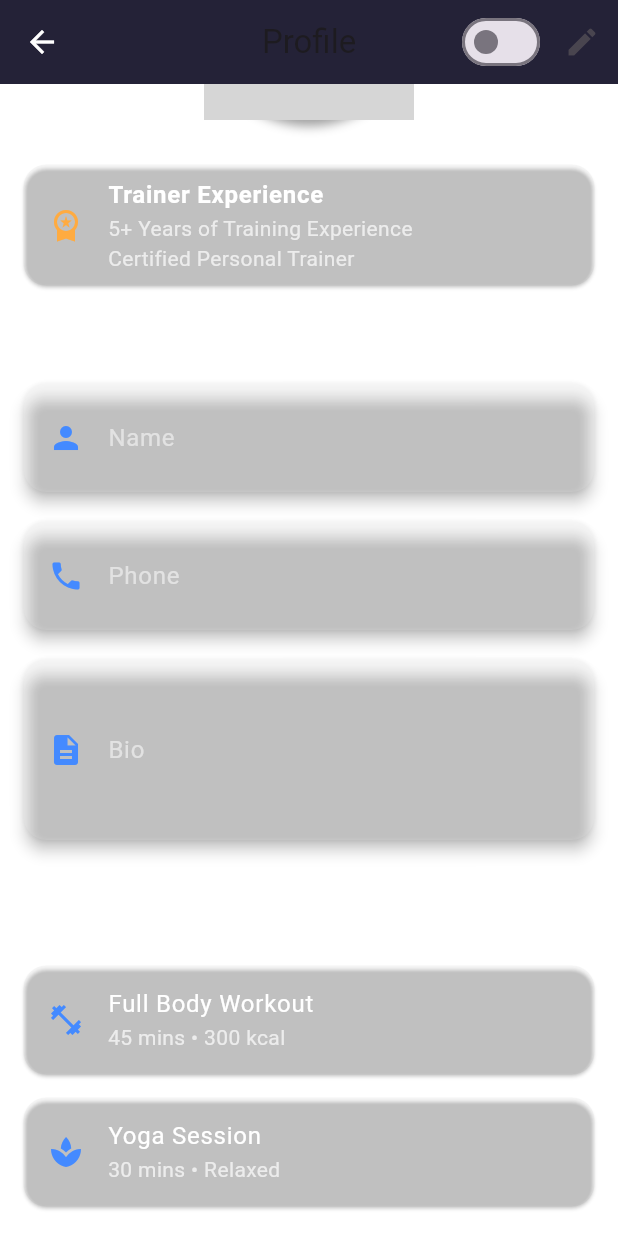
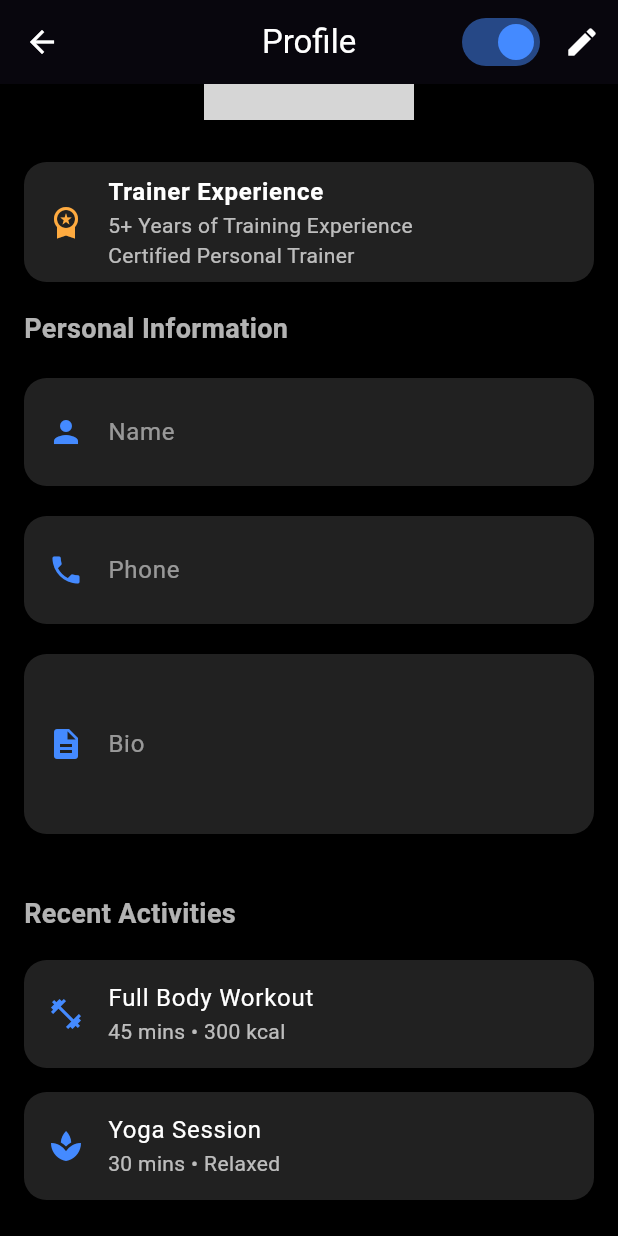
Before and after one commit to shifaaKh28/BodyAndMind, a Flutter app: the ProfileScreen screen opened by its route, scrolled down 152 dp, on a phone screen of 412 x 824 dp. Run offline on Flutter 3.47's test engine with Material 3 defaults, Android fonts, the phone set to English and light mode, and no system bars; our stand-ins replace cloud_firestore, firebase_auth, firebase_core, firebase_storage, fl_chart, image_picker; accounts and stored records are empty; network calls fail; grey boxes are pictures that could not be loaded.

Commit message:
Update profile_screen.dart

```diff
--- a/lib/screens/trainer/profile/profile_screen.dart
+++ b/lib/screens/trainer/profile/profile_screen.dart
@@ -21,6 +21,7 @@ class _ProfileScreenState extends State<ProfileScreen> {
   bool _isEditing = false; // Tracks whether editing is enabled
   String? _profileImageUrl;
   bool _isLoading = false;
+  bool _isDarkMode = true; // Default to dark mode
 
   @override
   void initState() {
@@ -56,7 +57,6 @@ class _ProfileScreenState extends State<ProfileScreen> {
       setState(() => _isLoading = false);
     }
   }
-
 
   Future<void> _loadProfileData() async {
     setState(() => _isLoading = true);
@@ -106,21 +106,21 @@ class _ProfileScreenState extends State<ProfileScreen> {
     }
   }
 
-  bool _isDarkMode = false; // For theme toggling
-  bool _isTrainerExperienceVisible = true; // For showcasing trainer experience
-
   @override
   Widget build(BuildContext context) {
     return Scaffold(
-      backgroundColor: _isDarkMode ? Colors.black : Color(0xFF1E1E2E),
+      backgroundColor: _isDarkMode ? Colors.black : Colors.white,
       appBar: AppBar(
-        title: Text('Profile'),
+        title: Text(
+          'Profile',
+          style: TextStyle(color: _isDarkMode ? Colors.white : Colors.black),
+        ),
         centerTitle: true,
         backgroundColor: Colors.transparent,
         elevation: 0,
-
         leading: IconButton(
-          icon: Icon(Icons.arrow_back, color: Colors.white),
+          icon: Icon(Icons.arrow_back,
+              color: _isDarkMode ? Colors.white : Colors.black),
           onPressed: () {
             Navigator.pop(context); // Return to Dashboard
           },
@@ -132,13 +132,15 @@ class _ProfileScreenState extends State<ProfileScreen> {
             onChanged: (value) {
               setState(() {
                 _isDarkMode = value;
-                // Optionally implement theme switching logic
               });
             },
             activeColor: Colors.blueAccent,
           ),
           IconButton(
-            icon: Icon(_isEditing ? Icons.done : Icons.edit),
+            icon: Icon(
+              _isEditing ? Icons.done : Icons.edit,
+              color: _isDarkMode ? Colors.white : Colors.black,
+            ),
             onPressed: () {
               setState(() {
                 _isEditing = !_isEditing;
@@ -148,56 +150,27 @@ class _ProfileScreenState extends State<ProfileScreen> {
         ],
       ),
       body: _isLoading
-          ? Center(child: CircularProgressIndicator(color: Colors.white))
-          : Stack(
-        children: [
-          Positioned.fill(
-            child: Container(
-              color: _isDarkMode ? Colors.black : Colors.white, // Black for dark mode, white for light mode
-            ),
-          ),
-
-          // Foreground Content
-          SafeArea(
+          ? Center(child: CircularProgressIndicator(color: Colors.blueAccent))
+          : SafeArea(
         child: SingleChildScrollView(
           child: Padding(
             padding: const EdgeInsets.all(16.0),
             child: Column(
               children: [
                 SizedBox(height: 20),
-
-                    // Profile Image with Shadow
                 _buildAnimatedProfileImage(),
-
                 SizedBox(height: 20),
-
-                    // Trainer Experience Section
-                    if (widget.isTrainer && _isTrainerExperienceVisible)
-                      _buildTrainerExperience(),
-
-                    // Personal Information
+                if (widget.isTrainer) _buildTrainerExperience(),
                 _buildSectionTitle('Personal Information'),
-                    _buildProfileField('Name', _nameController,
-                        Icons.person, _isEditing),
-                    _buildProfileField('Phone', _phoneController,
-                        Icons.phone, _isEditing,
+                _buildProfileField('Name', _nameController, Icons.person, _isEditing),
+                _buildProfileField('Phone', _phoneController, Icons.phone, _isEditing,
                     keyboardType: TextInputType.phone),
-                    _buildProfileField('Bio', _bioController,
-                        Icons.description, _isEditing,
+                _buildProfileField('Bio', _bioController, Icons.description, _isEditing,
                     maxLines: 3),
-
                 SizedBox(height: 20),
-
-                    // Recent Activities
                 _buildSectionTitle('Recent Activities'),
-                    _buildRecentActivity('Full Body Workout',
-                        '45 mins • 300 kcal', Icons.fitness_center),
-                    _buildRecentActivity('Yoga Session',
-                        '30 mins • Relaxed', Icons.spa),
-
-                    SizedBox(height: 20),
-
-                    // Save Button
+                _buildRecentActivity('Full Body Workout', '45 mins • 300 kcal', Icons.fitness_center),
+                _buildRecentActivity('Yoga Session', '30 mins • Relaxed', Icons.spa),
                 if (_isEditing)
                   ElevatedButton(
                     onPressed: () => _updateProfile(),
@@ -206,25 +179,19 @@ class _ProfileScreenState extends State<ProfileScreen> {
                       shape: RoundedRectangleBorder(
                         borderRadius: BorderRadius.circular(20),
                       ),
-                          padding: EdgeInsets.symmetric(
-                              horizontal: 40, vertical: 15),
+                      padding: EdgeInsets.symmetric(horizontal: 40, vertical: 15),
                     ),
                     child: Text('Save Changes',
-                            style: TextStyle(
-                                fontSize: 16,
-                                fontWeight: FontWeight.bold)),
+                        style: TextStyle(fontSize: 16, fontWeight: FontWeight.bold)),
                   ),
               ],
             ),
           ),
         ),
       ),
-        ],
-      ),
     );
   }
 
-// Animated Profile Image
   Widget _buildAnimatedProfileImage() {
     return AnimatedContainer(
       duration: Duration(milliseconds: 500),
@@ -232,25 +199,12 @@ class _ProfileScreenState extends State<ProfileScreen> {
       child: Stack(
         alignment: Alignment.center,
         children: [
-          Container(
-            decoration: BoxDecoration(
-              shape: BoxShape.circle,
-              boxShadow: [
-                BoxShadow(
-                  color: Colors.black38,
-                  blurRadius: 5,
-                  offset: Offset(0, 4),
-                ),
-              ],
-            ),
-            child: CircleAvatar(
+          CircleAvatar(
             radius: 70,
-              backgroundColor: Colors.white10,
+            backgroundColor: Colors.grey[900],
             backgroundImage: _profileImageUrl != null
                 ? NetworkImage(_profileImageUrl!)
-                  : AssetImage('assets/profile_placeholder.png')
-              as ImageProvider,
-            ),
+                : AssetImage('assets/profile_placeholder.png') as ImageProvider,
           ),
           if (_isEditing)
             Positioned(
@@ -270,109 +224,28 @@ class _ProfileScreenState extends State<ProfileScreen> {
     );
   }
 
-// Trainer Experience Section
   Widget _buildTrainerExperience() {
     return Card(
-      color: Colors.white10,
+      color: _isDarkMode ? Colors.grey[900] : Colors.white,
       shape: RoundedRectangleBorder(borderRadius: BorderRadius.circular(15)),
-      margin: EdgeInsets.symmetric(vertical: 10),
+      margin: EdgeInsets.symmetric(vertical: 8),
       child: ListTile(
         leading: Icon(Icons.workspace_premium, color: Colors.orangeAccent),
         title: Text(
           'Trainer Experience',
           style: TextStyle(
-              color: Colors.white, fontWeight: FontWeight.bold, fontSize: 16),
+              color: _isDarkMode ? Colors.white : Colors.black,
+              fontWeight: FontWeight.bold),
         ),
         subtitle: Text(
           '5+ Years of Training Experience\nCertified Personal Trainer',
-          style: TextStyle(color: Colors.white70, fontSize: 14),
+          style: TextStyle(
+              color: _isDarkMode ? Colors.white70 : Colors.black87),
         ),
       ),
     );
   }
 
-// Recent Activity
-  Widget _buildRecentActivity(String title, String subtitle, IconData icon) {
-    return Card(
-      color: Colors.white10,
-      shape: RoundedRectangleBorder(borderRadius: BorderRadius.circular(15)),
-      margin: EdgeInsets.symmetric(vertical: 8),
-      child: ListTile(
-        leading: Icon(icon, color: Colors.blueAccent),
-        title: Text(
-          title,
-          style: TextStyle(color: Colors.white),
-        ),
-        subtitle: Text(
-          subtitle,
-          style: TextStyle(color: Colors.white70),
-        ),
-      ),
-    );
-  }
-
-
-
-// Profile Image Widget
-  Widget _buildProfileImage() {
-    return Stack(
-      alignment: Alignment.center,
-      children: [
-        CircleAvatar(
-          radius: 70,
-          backgroundColor: Colors.white10,
-          backgroundImage: _profileImageUrl != null
-              ? NetworkImage(_profileImageUrl!)
-              : AssetImage('assets/images/profile_placeholder.png')
-          as ImageProvider,
-        ),
-        if (_isEditing)
-          Positioned(
-            bottom: 0,
-            right: 0,
-            child: GestureDetector(
-              onTap: _pickImage,
-              child: CircleAvatar(
-                backgroundColor: Colors.blueAccent,
-                radius: 20,
-                child: Icon(Icons.camera_alt, color: Colors.white),
-              ),
-            ),
-          ),
-      ],
-    );
-  }
-
-  Widget _buildProfileThemeFrame() {
-    return Container(
-      padding: EdgeInsets.all(4), // Padding around the frame
-      decoration: BoxDecoration(
-        border: Border.all(
-          color: Colors.blueAccent, // Frame border color
-          width: 4, // Frame thickness
-        ),
-        borderRadius: BorderRadius.circular(20), // Rounded corners
-        boxShadow: [
-          BoxShadow(
-            color: Colors.black45,
-            blurRadius: 10,
-            offset: Offset(4, 4), // Shadow effect
-          ),
-        ],
-      ),
-      child: ClipRRect(
-        borderRadius: BorderRadius.circular(16), // Rounded image corners
-        child: Image.asset(
-          'assets/images/profile_theme.webp',
-          fit: BoxFit.cover, // Ensures the image fills the space properly
-          height: 200, // Set the height for consistency
-          width: double.infinity, // Stretches the width to match parent
-        ),
-      ),
-    );
-  }
-
-// Section Title
   Widget _buildSectionTitle(String title) {
     return Padding(
       padding: const EdgeInsets.symmetric(vertical: 10.0),
@@ -381,21 +254,21 @@ class _ProfileScreenState extends State<ProfileScreen> {
         child: Text(
           title,
           style: TextStyle(
-              fontSize: 18, fontWeight: FontWeight.bold, color: Colors.white70),
+              fontSize: 18,
+              fontWeight: FontWeight.bold,
+              color: _isDarkMode ? Colors.white70 : Colors.black87),
         ),
       ),
     );
   }
 
-// Profile Input Field
   Widget _buildProfileField(String label, TextEditingController controller,
       IconData icon, bool isEditable,
       {TextInputType keyboardType = TextInputType.text, int maxLines = 1}) {
     return Card(
-      color: Colors.white10,
+      color: _isDarkMode ? Colors.grey[900] : Colors.white,
       shape: RoundedRectangleBorder(borderRadius: BorderRadius.circular(15)),
       margin: EdgeInsets.symmetric(vertical: 10),
-      elevation: 4,
       child: ListTile(
         leading: Icon(icon, color: Colors.blueAccent),
         title: TextField(
@@ -403,10 +276,11 @@ class _ProfileScreenState extends State<ProfileScreen> {
           enabled: isEditable,
           maxLines: maxLines,
           keyboardType: keyboardType,
-          style: TextStyle(color: Colors.white),
+          style: TextStyle(color: _isDarkMode ? Colors.white : Colors.black),
           decoration: InputDecoration(
             labelText: label,
-            labelStyle: TextStyle(color: Colors.white54),
+            labelStyle: TextStyle(
+                color: _isDarkMode ? Colors.white54 : Colors.black54),
             border: InputBorder.none,
           ),
         ),
@@ -414,17 +288,22 @@ class _ProfileScreenState extends State<ProfileScreen> {
     );
   }
 
-// Save Changes Button
-  Widget _buildSaveChangesButton() {
-    return ElevatedButton(
-      onPressed: _updateProfile,
-      style: ElevatedButton.styleFrom(
-        backgroundColor: Colors.blueAccent,
-        shape: RoundedRectangleBorder(borderRadius: BorderRadius.circular(20)),
-        padding: EdgeInsets.symmetric(horizontal: 40, vertical: 15),
+  Widget _buildRecentActivity(String title, String subtitle, IconData icon) {
+    return Card(
+      color: _isDarkMode ? Colors.grey[900] : Colors.white,
+      shape: RoundedRectangleBorder(borderRadius: BorderRadius.circular(15)),
+      margin: EdgeInsets.symmetric(vertical: 8),
+      child: ListTile(
+        leading: Icon(icon, color: Colors.blueAccent),
+        title: Text(
+          title,
+          style: TextStyle(color: _isDarkMode ? Colors.white : Colors.black),
         ),
-      child: Text('Save Changes',
-          style: TextStyle(fontSize: 16, fontWeight: FontWeight.bold)),
+        subtitle: Text(
+          subtitle,
+          style: TextStyle(color: _isDarkMode ? Colors.white70 : Colors.black87),
+        ),
+      ),
     );
   }
 }
```
Lines whose indentation alone changed are shown as unchanged.
